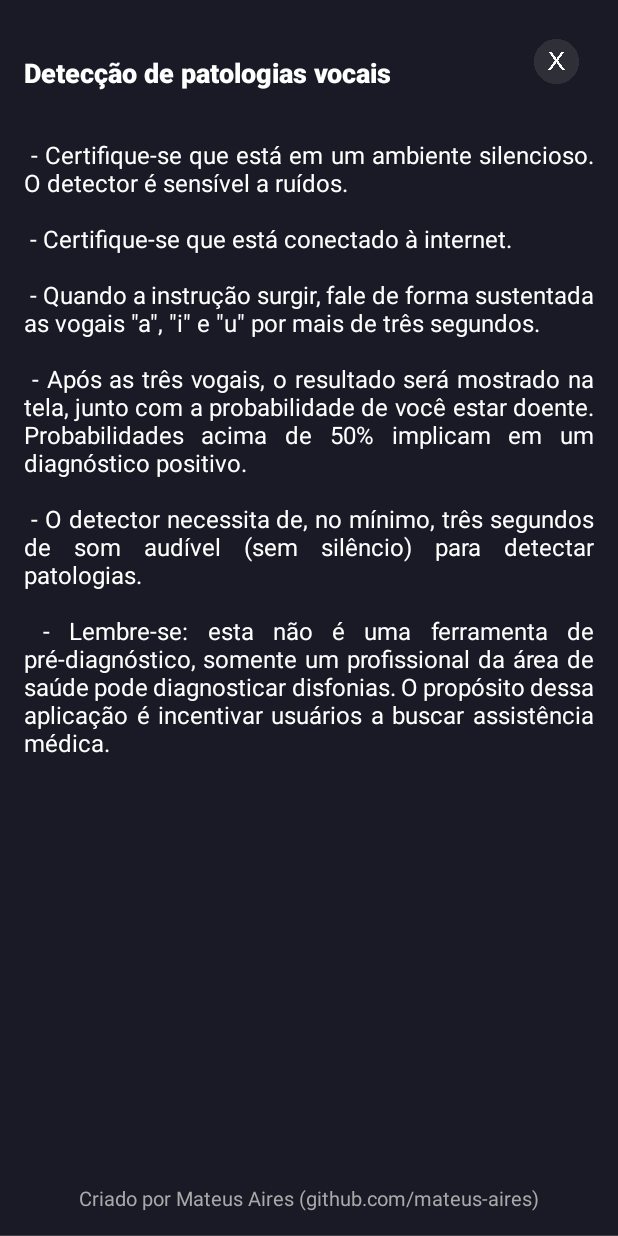
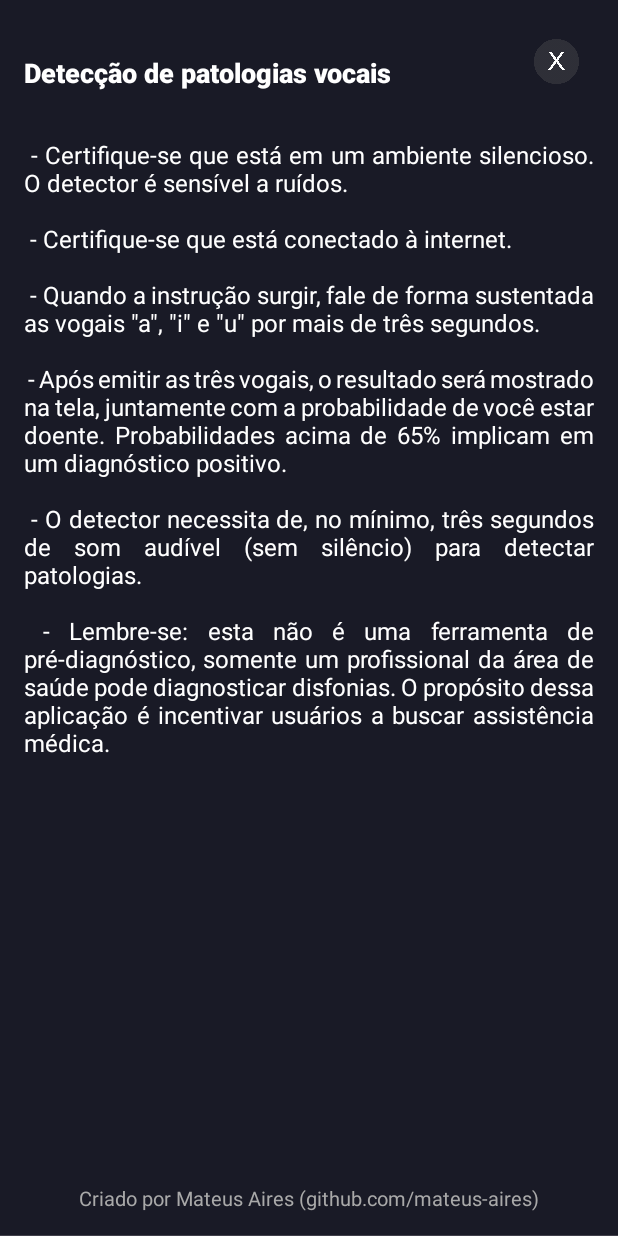
Before and after one commit to mateus-aires/voice_pathology_detector.android_app, an Android app: the layout instructions.xml on its own in the app's theme, with its tools: preview values and no code run, on a phone screen of 412 x 824 dp. Run offline under Robolectric (Android 15) with nearby library versions, the phone set to English and light mode, and no system bars.

Commit message:
Changed instructions xml

```diff
--- a/VoicePathologyDetector/app/src/main/java/com/airesapps/myapplication/MainActivity.java
+++ b/VoicePathologyDetector/app/src/main/java/com/airesapps/myapplication/MainActivity.java
@@ -198,7 +198,6 @@ public class MainActivity extends AppCompatActivity {
                 if (predictionDTO.getResult()) {
                     tResultProbability.setVisibility(View.VISIBLE);
                 }
-
                 break;
 
             case Constants.STATE_RESULT_ERROR:
--- a/VoicePathologyDetector/app/src/main/res/layout/instructions.xml
+++ b/VoicePathologyDetector/app/src/main/res/layout/instructions.xml
@@ -33,7 +33,7 @@
         android:fontFamily="sans-serif"
         android:textColor="@color/white"
         android:justificationMode="inter_word"
-        android:text=" - Certifique-se que está em um ambiente silencioso. O detector é sensível a ruídos.\n\n - Certifique-se que está conectado à internet.\n\n - Quando a instrução surgir, fale de forma sustentada as vogais &quot;a&quot;, &quot;i&quot; e &quot;u&quot; por mais de três segundos.\n\n - Após as três vogais, o resultado será mostrado na tela, junto com a probabilidade de você estar doente. Probabilidades acima de 50% implicam em um diagnóstico positivo.\n\n - O detector necessita de, no mínimo, três segundos de som audível (sem silêncio) para detectar patologias.\n\n - Lembre-se: esta não é uma ferramenta de pré-diagnóstico, somente um profissional da área de saúde pode diagnosticar disfonias. O propósito dessa aplicação é incentivar usuários a buscar assistência médica."
+        android:text=" - Certifique-se que está em um ambiente silencioso. O detector é sensível a ruídos.\n\n - Certifique-se que está conectado à internet.\n\n - Quando a instrução surgir, fale de forma sustentada as vogais &quot;a&quot;, &quot;i&quot; e &quot;u&quot; por mais de três segundos.\n\n - Após emitir as três vogais, o resultado será mostrado na tela, juntamente com a probabilidade de você estar doente. Probabilidades acima de 65% implicam em um diagnóstico positivo.\n\n - O detector necessita de, no mínimo, três segundos de som audível (sem silêncio) para detectar patologias.\n\n - Lembre-se: esta não é uma ferramenta de pré-diagnóstico, somente um profissional da área de saúde pode diagnosticar disfonias. O propósito dessa aplicação é incentivar usuários a buscar assistência médica."
         android:textSize="16sp"/>
 
     <TextView
```
